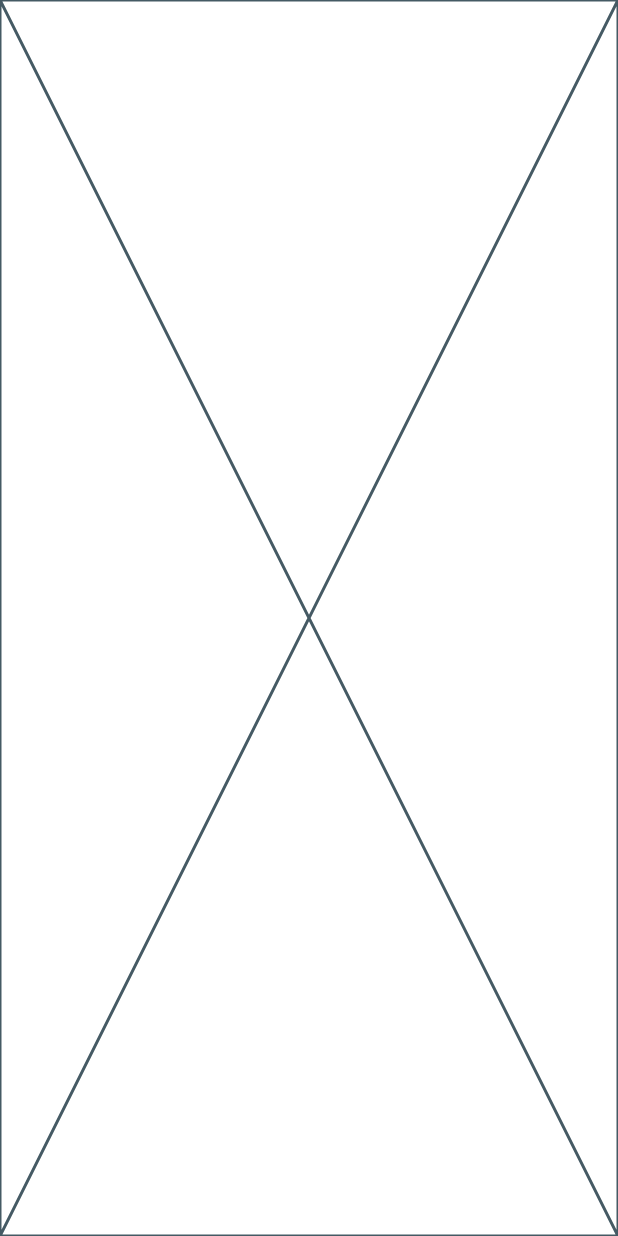
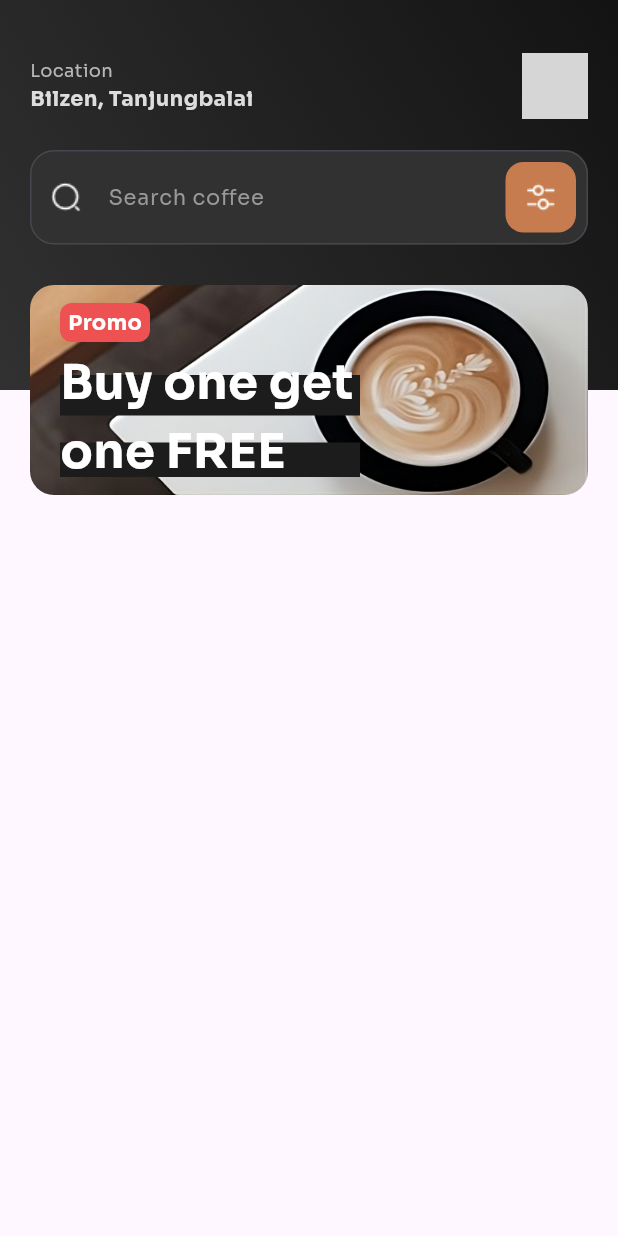
Before and after one commit to lukman-hakim-123/coffee-shop-ui, a Flutter app: the screen it shows after launch, after a tap on "Get Started", on a phone screen of 412 x 824 dp. Run offline on Flutter 3.47's test engine with Material 3 defaults, Android fonts, the phone set to English and light mode, and no system bars; our stand-ins replace google_fonts; grey boxes are pictures that could not be loaded.

Commit message:
header home

```diff
--- a/lib/main.dart
+++ b/lib/main.dart
@@ -11,9 +11,15 @@ class MyApp extends StatelessWidget {
 
   @override
   Widget build(BuildContext context) {
-    return const MaterialApp(
+    return MaterialApp(
       debugShowCheckedModeBanner: false,
-      home: GetStarted(),
+      theme: ThemeData(
+          textSelectionTheme: const TextSelectionThemeData(
+        cursorColor: Colors.white,
+        selectionColor: Colors.blue,
+        selectionHandleColor: Colors.blue,
+      )),
+      home: const GetStarted(),
     );
   }
 }
--- a/lib/presentations/constant/custom_text.dart
+++ b/lib/presentations/constant/custom_text.dart
@@ -5,14 +5,14 @@ import 'package:google_fonts/google_fonts.dart';
 class CustomText extends StatelessWidget {
   final String title;
   final double? fontSize;
-  final FontWeight? weight;
+  final FontWeight? fontWeight;
   final Color? color;
   final TextAlign? textAlign;
   const CustomText({
     super.key,
     required this.title,
     this.fontSize,
-    this.weight,
+    this.fontWeight,
     this.color,
     this.textAlign,
   });
@@ -24,7 +24,7 @@ class CustomText extends StatelessWidget {
       style: GoogleFonts.sora(
           textStyle: TextStyle(
               fontSize: fontSize ?? 14,
-              fontWeight: weight ?? FontWeight.w400,
+              fontWeight: fontWeight ?? FontWeight.w400,
               color: color ?? Colors.black)),
       textAlign: textAlign ?? TextAlign.start,
     );
--- a/lib/presentations/pages/home/home.dart
+++ b/lib/presentations/pages/home/home.dart
@@ -1,4 +1,5 @@
 import 'package:flutter/material.dart';
+import '../../constant/custom_text.dart';
 
 class Home extends StatefulWidget {
   const Home({super.key});
@@ -10,6 +11,160 @@ class Home extends StatefulWidget {
 class _HomeState extends State<Home> {
   @override
   Widget build(BuildContext context) {
-    return const Placeholder();
+    TextEditingController searchController = TextEditingController();
+    return Scaffold(
+      body: SafeArea(
+          child: Stack(
+        children: [
+          Positioned(
+              left: 0,
+              right: 0,
+              top: 0,
+              child: Container(
+                height: 260,
+                width: double.infinity,
+                // color: Colors.black,
+                decoration: const BoxDecoration(
+                    gradient: LinearGradient(
+                  begin: Alignment.topRight,
+                  end: Alignment.bottomLeft,
+                  colors: [Color(0xFF131313), Color(0xFF313131)],
+                )),
+              )),
+          Positioned(
+              left: 20,
+              right: 20,
+              top: 35,
+              child: Row(
+                mainAxisAlignment: MainAxisAlignment.spaceBetween,
+                children: [
+                  const Column(
+                    crossAxisAlignment: CrossAxisAlignment.start,
+                    children: [
+                      CustomText(
+                        title: 'Location',
+                        color: Color(0xFFB7B7B7),
+                        fontSize: 12,
+                      ),
+                      CustomText(
+                        title: 'Bilzen, Tanjungbalai',
+                        fontWeight: FontWeight.w700,
+                        color: Color(0xFFDDDDDD),
+                      )
+                    ],
+                  ),
+                  ClipRRect(
+                    borderRadius: BorderRadius.circular(14),
+                    child: Image.asset(
+                      "assets/images/pp.png",
+                      width: 44,
+                      height: 44,
+                    ),
+                  )
+                ],
+              )),
+          Positioned(
+            left: 20,
+            right: 20,
+            top: 100,
+            child: TextFormField(
+              controller: searchController,
+              style: const TextStyle(color: Colors.white),
+              decoration: InputDecoration(
+                fillColor: const Color(0xFF313131),
+                filled: true,
+                prefixIcon: Image.asset('assets/images/search.png'),
+                label: const CustomText(
+                  title: 'Search coffee',
+                  color: Color(0xFF989898),
+                ),
+                border: OutlineInputBorder(
+                  borderRadius: BorderRadius.circular(16),
+                ),
+                focusedBorder: OutlineInputBorder(
+                  borderRadius: BorderRadius.circular(16),
+                  borderSide: const BorderSide(color: Colors.grey),
+                ),
+                suffixIcon: IconButton(
+                  onPressed: () {},
+                  icon: Container(
+                    width: 47,
+                    height: 47,
+                    decoration: BoxDecoration(
+                        color: const Color(0xFFC67C4E),
+                        borderRadius: BorderRadius.circular(12)),
+                    child: Image.asset('assets/images/furnitur-icon.png'),
+                  ),
+                ),
+              ),
+            ),
+          ),
+          Positioned(
+              left: 20,
+              right: 20,
+              top: 190,
+              child: Stack(
+                children: [
+                  Container(
+                    height: 140,
+                    width: double.infinity,
+                    decoration: const BoxDecoration(
+                        borderRadius: BorderRadius.all(Radius.circular(16))),
+                    child: ClipRRect(
+                      borderRadius: BorderRadius.circular(16),
+                      child: Image.asset(
+                        'assets/images/image 8.png',
+                        fit: BoxFit.fill,
+                      ),
+                    ),
+                  ),
+                  Positioned(
+                      left: 20,
+                      top: 12,
+                      child: Container(
+                        width: 60,
+                        height: 26,
+                        alignment: Alignment.center,
+                        decoration: const BoxDecoration(
+                            color: Color(0xFFED5151),
+                            borderRadius: BorderRadius.all(Radius.circular(8))),
+                        child: const CustomText(
+                          title: 'Promo',
+                          color: Colors.white,
+                          fontWeight: FontWeight.w700,
+                        ),
+                      )),
+                  Positioned(
+                    left: 20,
+                    bottom: 53,
+                    child: Container(
+                      height: 27,
+                      width: 200,
+                      color: const Color(0xFF1C1C1C),
+                    ),
+                  ),
+                  Positioned(
+                    left: 20,
+                    bottom: 12,
+                    child: Container(
+                      height: 23,
+                      width: 200,
+                      color: const Color(0xFF1C1C1C),
+                    ),
+                  ),
+                  const Positioned(
+                      left: 20,
+                      top: 42,
+                      child: CustomText(
+                        title: 'Buy one get\none FREE',
+                        color: Colors.white,
+                        fontSize: 32,
+                        fontWeight: FontWeight.w700,
+                      )),
+                ],
+              ))
+        ],
+      )),
+    );
   }
 }
--- a/lib/presentations/pages/onboarding/get_started.dart
+++ b/lib/presentations/pages/onboarding/get_started.dart
@@ -35,7 +35,7 @@ class GetStarted extends StatelessWidget {
                   title: 'Coffee so good, your taste buds will love it.',
                   color: Colors.white,
                   fontSize: 34,
-                  weight: FontWeight.w700,
+                  fontWeight: FontWeight.w700,
                   textAlign: TextAlign.center,
                 )),
             const Positioned(
```
Also changed, not shown: assets/images/image 8.png, assets/images/search.png (renamed from assets/images/search-normal.png), 1 other file.
